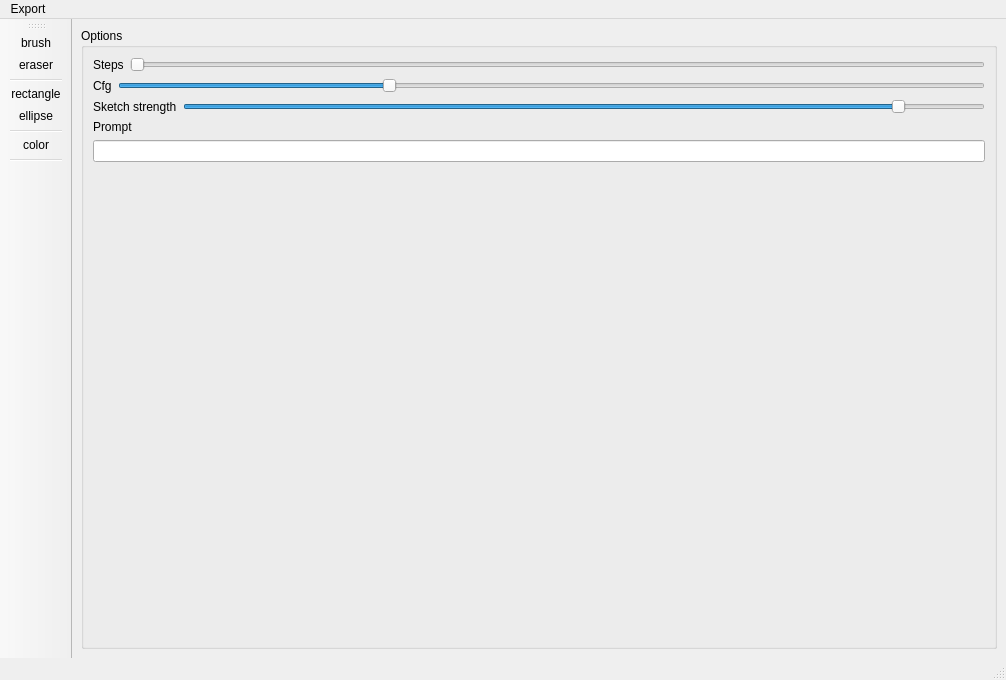
Before: the Qt Designer form interface.ui in s-du/FocusPocusAI, drawn with Qt 5.
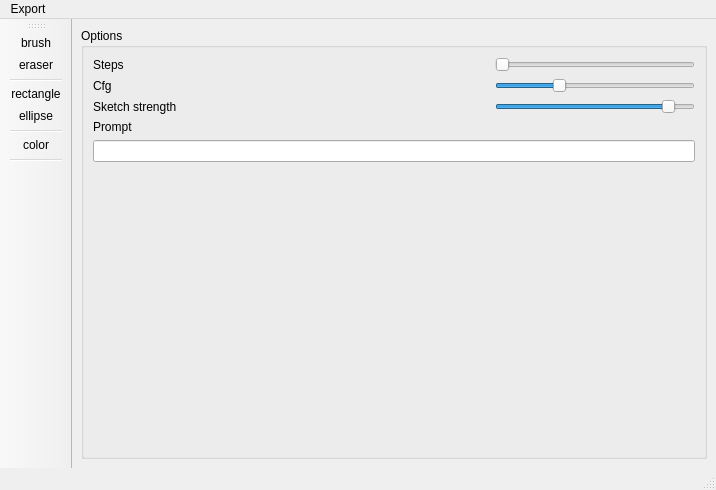
After: the same form once the commit is applied.

Patch:
```diff
--- a/interface.ui
+++ b/interface.ui
@@ -6,8 +6,8 @@
    <rect>
     <x>0</x>
     <y>0</y>
-    <width>1006</width>
-    <height>680</height>
+    <width>716</width>
+    <height>490</height>
    </rect>
   </property>
   <property name="windowTitle">
@@ -34,6 +34,12 @@
            </item>
            <item>
             <widget class="QSlider" name="step_slider">
+             <property name="maximumSize">
+              <size>
+               <width>200</width>
+               <height>16777215</height>
+              </size>
+             </property>
              <property name="minimum">
               <number>4</number>
              </property>
@@ -58,6 +64,12 @@
            </item>
            <item>
             <widget class="QSlider" name="cfg_slider">
+             <property name="maximumSize">
+              <size>
+               <width>200</width>
+               <height>16777215</height>
+              </size>
+             </property>
              <property name="minimum">
               <number>1</number>
              </property>
@@ -85,6 +97,12 @@
            </item>
            <item>
             <widget class="QSlider" name="strength_slider">
+             <property name="maximumSize">
+              <size>
+               <width>200</width>
+               <height>16777215</height>
+              </size>
+             </property>
              <property name="minimum">
               <number>1</number>
              </property>
@@ -139,7 +157,7 @@
     <rect>
      <x>0</x>
      <y>0</y>
-     <width>1006</width>
+     <width>716</width>
      <height>26</height>
     </rect>
    </property>
```
